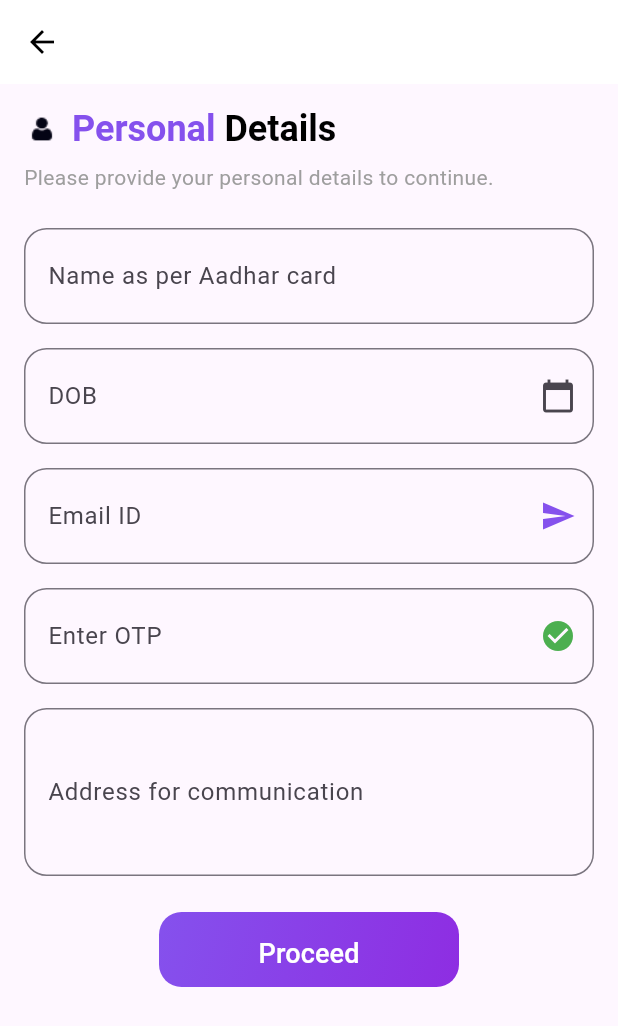
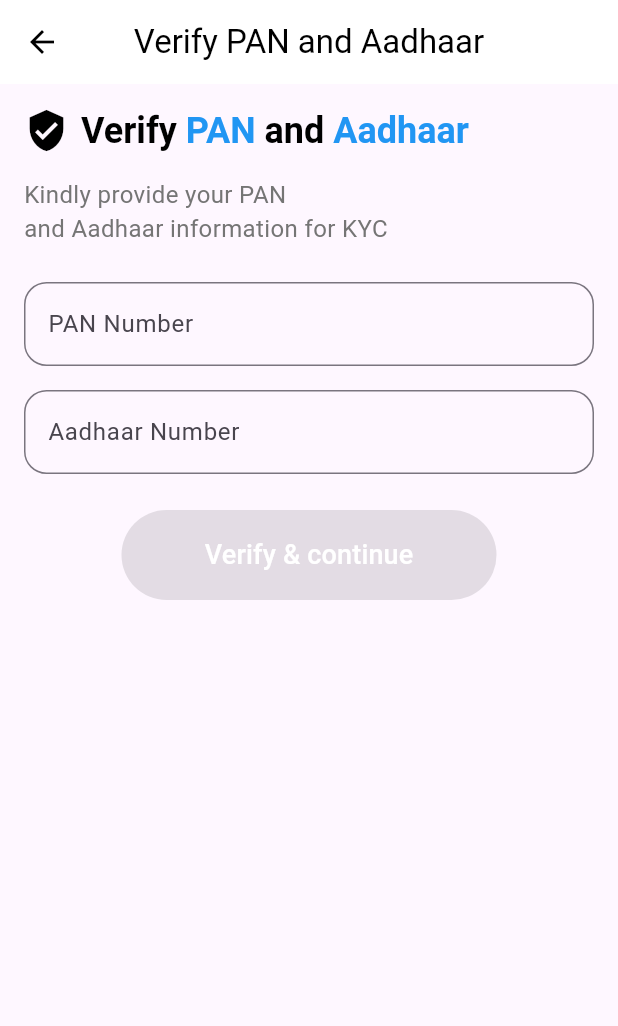
Before and after one commit to SerendipityOrg/chitbox-app, a Flutter app: the PersonalDetailsScreen screen opened directly, after a tap on "Proceed", on a phone screen of 412 x 824 dp. Shown: the top 1026 px of the screen. Run offline on Flutter 3.47's test engine with Material 3 defaults, Android fonts, the phone set to English and light mode, and no system bars; our stand-ins replace country_code_picker, intl_phone_field, pin_code_fields.

Commit message:
Implement eKYC Verification Screen with Validation and Navigation
- Created `eKYCVerificationScreen.dart` for eKYC verification flow.
  - Implemented AppBar with back button and title.
  - Added header section with icon and rich text for "Verify PAN and Aadhaar".
  - Included instruction texts for providing PAN and Aadhaar information.
  - Added input fields for PAN and Aadhaar with validation.
    - PAN validation using regex: r'^[A-Z]{5}[0-9]{4}[A-Z]{1}$'.
    - Aadhaar validation using regex: r'^\d{12}$'.
  - Displayed green tick icon when PAN and Aadhaar inputs are valid.
  - Enabled "Verify & Continue" button only when both inputs are valid.
  - Implemented navigation to `AccountCreatedScreen` upon successful validation.

- Created `AccountCreatedScreen.dart` to display success dialog.
  - Designed dialog with success message and image.
  - Implemented automatic navigation to Dashboard screen after a delay.

- Added unit tests for eKYC Verification Screen.
  - Verified AppBar implementation.
  - Verified header section and instruction texts.
  - Tested PAN and Aadhaar input fields.
  - Tested validation logic for PAN and Aadhaar.
  - Verified navigation to Account Created screen.

- Ensured all UI elements are correctly placed and styled.
- Addressed challenges in validation logic, button state, and navigation.

This commit completes the eKYC verification flow UI implementation and testing.

```diff
--- a/lib/features/Create_Account/InvitationScreen.dart
+++ b/lib/features/Create_Account/InvitationScreen.dart
@@ -109,7 +109,7 @@ class _InvitationScreenState extends State<InvitationScreen> {
                               _codeController3, _focusNode3, _focusNode4),
                           SizedBox(width: 10),
                           _buildCodeBox(
-                              _codeController4, _focusNode3, _focusNode4),
+                              _codeController4, _focusNode4, FocusNode()),
                         ],
                       ),
                       SizedBox(height: 10),
--- a/lib/features/Create_Account/PersonalDetails_Screen.dart
+++ b/lib/features/Create_Account/PersonalDetails_Screen.dart
@@ -1,82 +1,68 @@
+import 'package:chitbox_app/features/Create_Account/eKYCVerificationScreen.dart';
 import 'package:flutter/material.dart';
 import 'package:intl/intl.dart';
 import 'package:flutter/cupertino.dart';
-
-/*
-Imports:
-- package:flutter/material.dart: Core Flutter package for building UI.
-- package:intl/intl.dart: Used for formatting dates.
-- package:flutter/cupertino.dart: Provides Cupertino (iOS-style) widgets.
-*/
 
 class PersonalDetailsScreen extends StatefulWidget {
   @override
   _PersonalDetailsScreenState createState() => _PersonalDetailsScreenState();
 }
 
-/*
-State class for PersonalDetailsScreen
-*/
 class _PersonalDetailsScreenState extends State<PersonalDetailsScreen> {
-  // Controller for the DOB text field to manage the input and display
   TextEditingController dobController = TextEditingController();
-  // Variable to store the selected date
+  TextEditingController emailController = TextEditingController();
+  TextEditingController otpController = TextEditingController();
+  TextEditingController nameController = TextEditingController();
+  TextEditingController addressController = TextEditingController();
+
   DateTime selectedDate = DateTime.now();
 
-  // Function to show the date picker in a bottom sheet
   Future<void> _selectDate(BuildContext context) async {
     showModalBottomSheet(
       context: context,
       builder: (BuildContext builder) {
         return Container(
-          height: MediaQuery.of(context).size.height / 3, // Set the height of the bottom sheet
+          height: MediaQuery.of(context).size.height / 3,
           child: Column(
             children: [
-              // Row for the header of the bottom sheet
               Row(
                 mainAxisAlignment: MainAxisAlignment.spaceBetween,
                 children: [
-                  const Padding(
-                    padding: EdgeInsets.all(16.0),
-                    child: Text('Date Picker', style: TextStyle(fontSize: 18)),
+                  Padding(
+                    padding: const EdgeInsets.all(16.0),
+                    child: const Text('Date Picker', style: TextStyle(fontSize: 18)),
                   ),
                   Padding(
                     padding: const EdgeInsets.all(16.0),
                     child: TextButton(
-                      onPressed: () {
-                        Navigator.pop(context); // Close the bottom sheet
-                      },
+                      onPressed: () => Navigator.pop(context),
                       child: Text(
-                        DateFormat('MMM dd, yyyy').format(selectedDate), // Display the selected date
+                        DateFormat('MMM dd, yyyy').format(selectedDate),
                         style: const TextStyle(color: Color(0xFF8551ED), fontSize: 18),
                       ),
                     ),
                   ),
                 ],
               ),
-              const Divider(height: 1), // Divider line
-              // Expanded widget to hold the CupertinoDatePicker
+              const Divider(height: 1),
               Expanded(
                 child: CupertinoDatePicker(
-                  initialDateTime: selectedDate, // Set the initial date
+                  initialDateTime: selectedDate,
                   onDateTimeChanged: (DateTime newDate) {
                     setState(() {
                       selectedDate = newDate;
-                      dobController.text = DateFormat('dd MMMM, yyyy').format(selectedDate); // Update the controller text
+                      dobController.text = DateFormat('dd MMMM, yyyy').format(selectedDate);
                     });
                   },
-                  maximumDate: DateTime.now(), // Set the maximum selectable date to today
-                  mode: CupertinoDatePickerMode.date, // Set the mode to date
+                  maximumDate: DateTime.now(),
+                  mode: CupertinoDatePickerMode.date,
                 ),
               ),
-              // Button to close the bottom sheet
               ElevatedButton(
-                onPressed: () {
-                  Navigator.pop(context);
-                },
+                onPressed: () => Navigator.pop(context),
                 child: const Text('Done'),
                 style: ElevatedButton.styleFrom(
-                  backgroundColor: const Color(0xFF8551ED), // Button color
+                  backgroundColor: Color(0xFF8551ED),
                 ),
               ),
             ],
@@ -86,7 +72,6 @@ class _PersonalDetailsScreenState extends State<PersonalDetailsScreen> {
     );
   }
 
-  // Build method to construct the UI
   @override
   Widget build(BuildContext context) {
     return Scaffold(
@@ -98,13 +83,11 @@ class _PersonalDetailsScreenState extends State<PersonalDetailsScreen> {
         ),
         elevation: 0,
       ),
-      // SingleChildScrollView to make the form scrollable
       body: SingleChildScrollView(
         padding: const EdgeInsets.all(16.0),
         child: Column(
           crossAxisAlignment: CrossAxisAlignment.start,
           children: [
-            // Header row with an icon and title
             Row(
               children: [
                 Image.asset(
@@ -114,7 +97,7 @@ class _PersonalDetailsScreenState extends State<PersonalDetailsScreen> {
                 ),
                 const SizedBox(width: 8),
                 RichText(
-                  text: const TextSpan(
+                  text: TextSpan(
                     children: [
                       TextSpan(
                         text: 'Personal ',
@@ -143,101 +126,40 @@ class _PersonalDetailsScreenState extends State<PersonalDetailsScreen> {
               style: TextStyle(color: Colors.grey),
             ),
             const SizedBox(height: 24),
-            // Name input field
-            TextFormField(
-              key: const Key('nameField'),
-              decoration: InputDecoration(
-                labelText: 'Name as per Aadhar card',
-                border: OutlineInputBorder(
-                  borderRadius: BorderRadius.circular(15),
-                ),
-                contentPadding: const EdgeInsets.symmetric(vertical: 20, horizontal: 12),
-              ),
-              style: const TextStyle(fontSize: 16, height: 1.5),
-            ),
-            const SizedBox(height: 16),
-            // DOB input field
-            TextFormField(
-              key: const Key('dobField'),
-              controller: dobController,
-              readOnly: true,
-              onTap: () => _selectDate(context), // Open the date picker when tapped
-              decoration: InputDecoration(
-                labelText: 'DOB',
-                border: OutlineInputBorder(
-                  borderRadius: BorderRadius.circular(15),
-                ),
-                suffixIcon: const Icon(Icons.calendar_today),
-                contentPadding: const EdgeInsets.symmetric(vertical: 20, horizontal: 12),
-              ),
-              style: const TextStyle(fontSize: 16, height: 1.5),
-            ),
-            const SizedBox(height: 16),
-            // Email ID input field
-            TextFormField(
-              key: const Key('emailField'),
-              decoration: InputDecoration(
-                labelText: 'Email ID',
-                border: OutlineInputBorder(
-                  borderRadius: BorderRadius.circular(15),
-                ),
-                suffixIcon: const Icon(Icons.send, color: Color(0xFF8551ED)),
-                contentPadding: const EdgeInsets.symmetric(vertical: 20, horizontal: 12),
-              ),
-              style: const TextStyle(fontSize: 16, height: 1.5),
-            ),
-            const SizedBox(height: 16),
-            // OTP input field
-            TextFormField(
-              key: const Key('otpField'),
-              decoration: InputDecoration(
-                labelText: 'Enter OTP',
-                border: OutlineInputBorder(
-                  borderRadius: BorderRadius.circular(15),
-                ),
-                suffixIcon: const Icon(Icons.check_circle, color: Colors.green),
-                contentPadding: const EdgeInsets.symmetric(vertical: 20, horizontal: 12),
-              ),
-              style: const TextStyle(fontSize: 16, height: 1.5),
-            ),
-            const SizedBox(height: 16),
-            // Address input field
-            TextFormField(
-              key: const Key('addressField'),
-              maxLines: 3,
-              decoration: InputDecoration(
-                labelText: 'Address for communication',
-                border: OutlineInputBorder(
-                  borderRadius: BorderRadius.circular(15),
-                ),
-                contentPadding: const EdgeInsets.symmetric(vertical: 20, horizontal: 12),
-              ),
-              style: const TextStyle(fontSize: 16, height: 1.5),
-            ),
+            _buildTextFormField(nameController, 'Name as per Aadhar card', Icons.person),
+             const SizedBox(height: 24),
+            _buildTextFormField(dobController, 'DOB', Icons.calendar_today, readOnly: true, onTap: () => _selectDate(context)),
+             const SizedBox(height: 24),
+            _buildTextFormField(emailController, 'Email ID', Icons.email),
+             const SizedBox(height: 24),
+            _buildTextFormField(otpController, 'Enter OTP', Icons.lock),
+             const SizedBox(height: 24),
+            _buildTextFormField(addressController, 'Address for communication', Icons.location_city, maxLines: 3),
             const SizedBox(height: 24),
-            // Proceed button
             Align(
               alignment: Alignment.center,
               child: Container(
-                width: 200, // Adjust the width as needed
+                width: 200,
                 height: 50,
                 decoration: BoxDecoration(
                   borderRadius: BorderRadius.circular(15),
-                  gradient: const LinearGradient(
+                  gradient: LinearGradient(
                     colors: [Color(0xFF8551ED), Color(0xFF8E2DE2)],
                     begin: Alignment.topLeft,
                     end: Alignment.bottomRight,
                   ),
                 ),
                 child: ElevatedButton(
-                  onPressed: () {},
+                  onPressed: () {
+                    Navigator.push(context, MaterialPageRoute(builder: (_) => eKYCVerificationScreen()));
+                  },
                   style: ElevatedButton.styleFrom(
                     backgroundColor: Colors.transparent,
                     shadowColor: Colors.transparent,
                     shape: RoundedRectangleBorder(
                       borderRadius: BorderRadius.circular(15),
                     ),
-                    padding: const EdgeInsets.symmetric(horizontal: 20, vertical: 15),
+                    padding: EdgeInsets.symmetric(horizontal: 20, vertical: 15),
                   ),
                   child: const Text(
                     'Proceed',
@@ -254,4 +176,22 @@ class _PersonalDetailsScreenState extends State<PersonalDetailsScreen> {
       ),
     );
   }
+
+  Widget _buildTextFormField(TextEditingController controller, String label, IconData icon, {int maxLines = 1, bool readOnly = false, VoidCallback? onTap}) {
+    return TextFormField(
+      controller: controller,
+      decoration: InputDecoration(
+        labelText: label,
+        border: OutlineInputBorder(
+          borderRadius: BorderRadius.circular(15),
+        ),
+        suffixIcon: Icon(icon),
+        contentPadding: EdgeInsets.symmetric(vertical: 20, horizontal: 12),
+      ),
+      readOnly: readOnly,
+      onTap: onTap,
+      maxLines: maxLines,
+      style: TextStyle(fontSize: 16, height: 1.5),
+    );
+  }
 }
--- /dev/null
+++ b/lib/features/Create_Account/eKYCVerificationScreen.dart
@@ -0,0 +1,188 @@
+import 'package:chitbox_app/features/Create_Account/AccountCreatedScreen.dart';
+import 'package:flutter/material.dart';
+import 'package:flutter/services.dart';
+ // Update the import path
+
+class eKYCVerificationScreen extends StatefulWidget {
+  @override
+  _eKYCVerificationScreenState createState() => _eKYCVerificationScreenState();
+}
+
+class _eKYCVerificationScreenState extends State<eKYCVerificationScreen> {
+  final _panController = TextEditingController();
+  final _aadhaarController = TextEditingController();
+
+  bool isPanValid = false;
+  bool isAadhaarValid = false;
+
+  @override
+  void initState() {
+    super.initState();
+    _panController.addListener(_validatePan);
+    _aadhaarController.addListener(_validateAadhaar);
+  }
+
+  void _validatePan() {
+    final panRegex = RegExp(r'^[A-Z]{5}[0-9]{4}[A-Z]{1}$');
+    setState(() {
+      isPanValid = panRegex.hasMatch(_panController.text);
+    });
+  }
+
+  void _validateAadhaar() {
+    final aadhaarRegex = RegExp(r'^\d{12}$');
+    setState(() {
+      isAadhaarValid = aadhaarRegex.hasMatch(_aadhaarController.text);
+    });
+  }
+
+  @override
+  Widget build(BuildContext context) {
+    return Scaffold(
+      appBar: AppBar(
+        backgroundColor: Colors.white,
+        elevation: 0,
+        leading: IconButton(
+          icon: Icon(Icons.arrow_back, color: Colors.black),
+          onPressed: () => Navigator.pop(context),
+        ),
+        title: Text('Verify PAN and Aadhaar', style: TextStyle(color: Colors.black)),
+        centerTitle: true,
+      ),
+      body: Padding(
+        padding: EdgeInsets.all(16.0),
+        child: Column(
+          crossAxisAlignment: CrossAxisAlignment.start,
+          children: [
+            Row(
+              children: [
+                Icon(Icons.verified_user, color: Colors.black, size: 30),
+                SizedBox(width: 8),
+                RichText(
+                  text: TextSpan(
+                    children: [
+                      TextSpan(
+                        text: 'Verify ',
+                        style: TextStyle(
+                          fontSize: 24,
+                          fontWeight: FontWeight.bold,
+                          color: Colors.black,
+                        ),
+                      ),
+                      TextSpan(
+                        text: 'PAN ',
+                        style: TextStyle(
+                          fontSize: 24,
+                          fontWeight: FontWeight.bold,
+                          color: Colors.blue,
+                        ),
+                      ),
+                      TextSpan(
+                        text: 'and ',
+                        style: TextStyle(
+                          fontSize: 24,
+                          fontWeight: FontWeight.bold,
+                          color: Colors.black,
+                        ),
+                      ),
+                      TextSpan(
+                        text: 'Aadhaar',
+                        style: TextStyle(
+                          fontSize: 24,
+                          fontWeight: FontWeight.bold,
+                          color: Colors.blue,
+                        ),
+                      ),
+                    ],
+                  ),
+                ),
+              ],
+            ),
+            SizedBox(height: 16),
+            Text(
+              'Kindly provide your PAN',
+              style: TextStyle(fontSize: 16, color: Colors.grey[600]),
+            ),
+            Text(
+              'and Aadhaar information for KYC',
+              style: TextStyle(fontSize: 16, color: Colors.grey[600]),
+            ),
+            SizedBox(height: 24),
+            TextField(
+              controller: _panController,
+              decoration: InputDecoration(
+                labelText: 'PAN Number',
+                suffixIcon: isPanValid ? Icon(Icons.check_circle, color: Colors.green) : null,
+                border: OutlineInputBorder(
+                  borderRadius: BorderRadius.circular(15.0),
+                ),
+              ),
+              inputFormatters: [
+                FilteringTextInputFormatter.allow(RegExp(r'[A-Z0-9]')),
+                LengthLimitingTextInputFormatter(10),
+              ],
+              textCapitalization: TextCapitalization.characters,
+            ),
+            SizedBox(height: 16),
+            TextField(
+              controller: _aadhaarController,
+              decoration: InputDecoration(
+                labelText: 'Aadhaar Number',
+                suffixIcon: isAadhaarValid ? Icon(Icons.check_circle, color: Colors.green) : null,
+                border: OutlineInputBorder(
+                  borderRadius: BorderRadius.circular(15.0),
+                ),
+              ),
+              keyboardType: TextInputType.number,
+              inputFormatters: [
+                FilteringTextInputFormatter.digitsOnly,
+                LengthLimitingTextInputFormatter(12),
+              ],
+            ),
+            SizedBox(height: 24),
+            Align(
+              alignment: Alignment.center,
+              child: SizedBox(
+                width: 250,
+                height: 60,
+                child: ElevatedButton(
+                  child: Text(
+                    'Verify & continue',
+                    style: TextStyle(
+                      fontFamily: 'Roboto', // Change this to your desired font family
+                      fontSize: 18,
+                      color: Colors.white, // Change the text color to white
+                    ),
+                  ),
+                  style: ElevatedButton.styleFrom(
+                    backgroundColor: Colors.purple,
+                    padding: EdgeInsets.symmetric(vertical: 16),
+                    shape: RoundedRectangleBorder(
+                      borderRadius: BorderRadius.circular(30), // Oval corners
+                    ),
+                  ),
+                  onPressed: isPanValid && isAadhaarValid
+                      ? () {
+                          Navigator.push(
+                            context,
+                            MaterialPageRoute(
+                                builder: (_) => AccountCreatedScreen()),
+                          );
+                        }
+                      : null,
+                ),
+              ),
+            ),
+          ],
+        ),
+      ),
+    );
+  }
+
+  @override
+  void dispose() {
+    _panController.dispose();
+    _aadhaarController.dispose();
+    super.dispose();
+  }
+}
--- a/pubspec.yaml
+++ b/pubspec.yaml
@@ -20,7 +20,7 @@ dependencies:
   intl_phone_field: ^3.0.0
   intl: ^0.19.0
   pin_code_fields: ^7.0.1
-  mockito: ^5.4.4
+  email_validator: ^3.0.0
 
 
   #---------Packages End---------------#
```
Also changed, not shown: lib/features/Create_Account/AccountCreatedScreen.dart (added, +67 -0 lines), lib/features/home/DashboardScreen.dart (added, +15 -0 lines), assets/logos/success_information.png (added), pubspec.lock, 2 other files.
